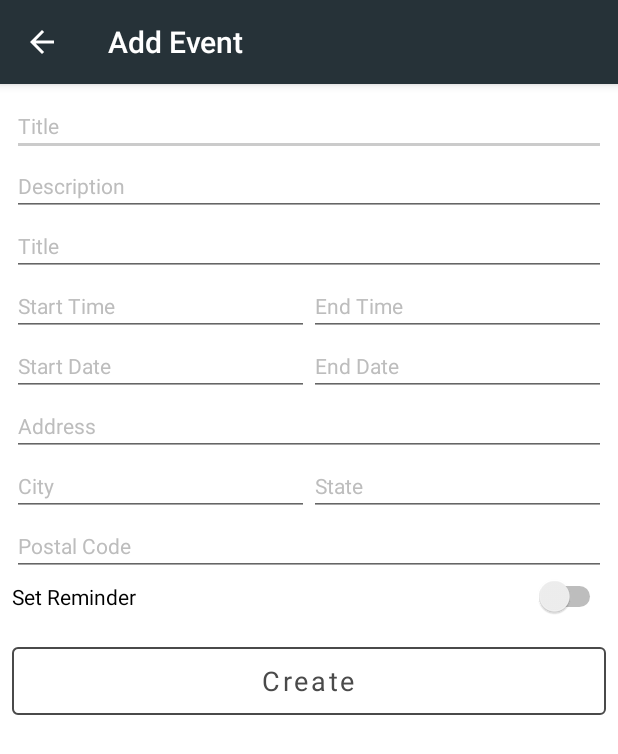
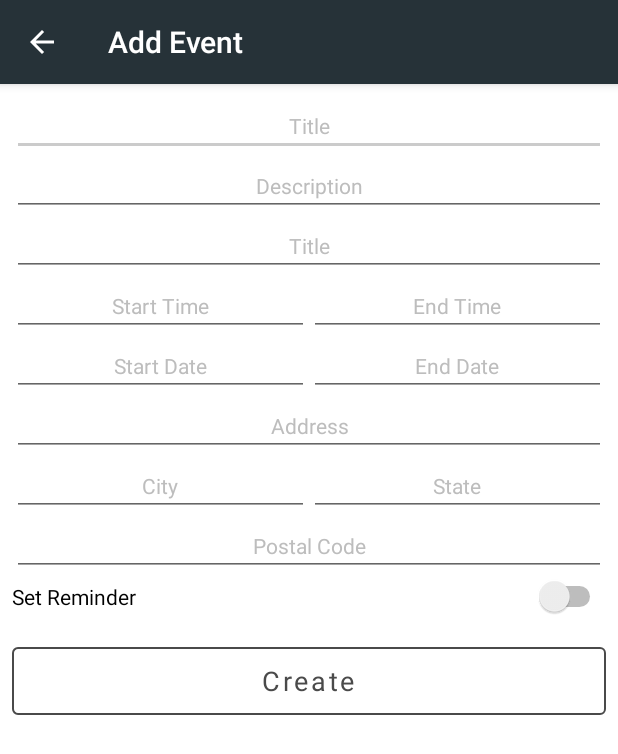
Before and after one commit to paalwindersingh/project-my-planner, an Android app: the AddEventActivity screen opened directly, with no data from a screen before it, on a phone screen of 412 x 824 dp. Shown: the top 754 px of the screen. Run offline under Robolectric (Android 15) with nearby library versions, the phone set to English and light mode, and no system bars.

Commit message:
center align edit text field

```diff
--- a/app/src/main/res/values/styles.xml
+++ b/app/src/main/res/values/styles.xml
@@ -10,6 +10,7 @@
 
     <style name="CustomEditText" parent="AppTheme">
         <!-- Customize your theme here. -->
+        <item name="android:gravity">center</item>
         <item name="android:textColorHint">@color/hintColor</item>
         <item name="android:textColor">@color/colorPrimaryDark</item>
     </style>
```
